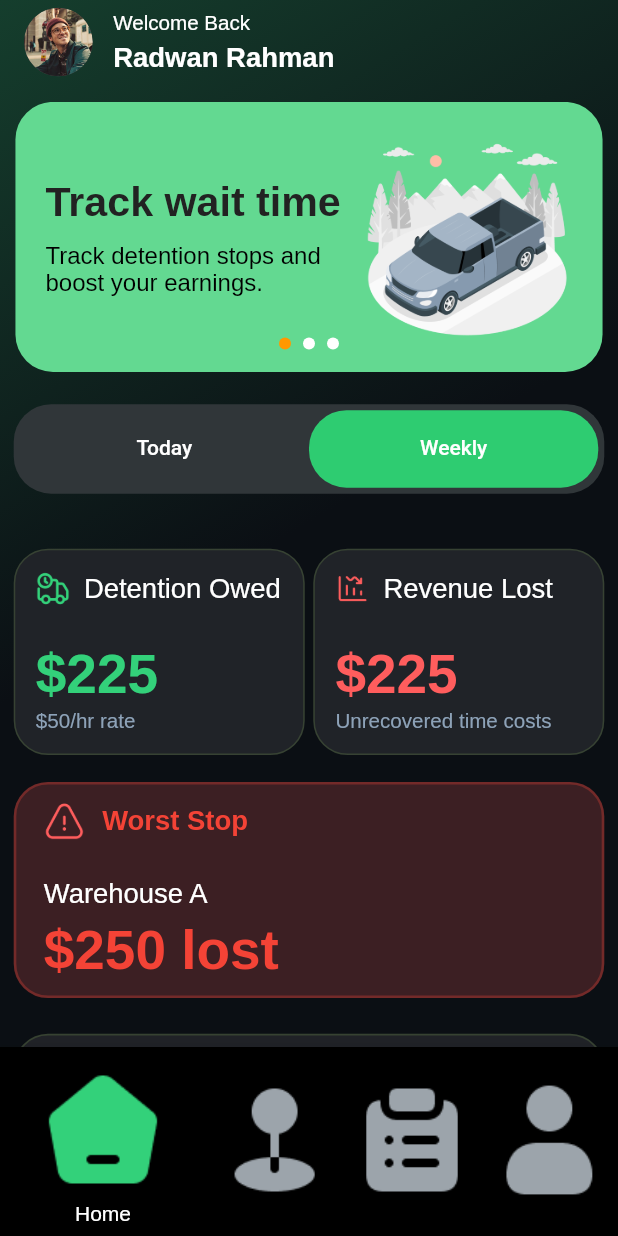
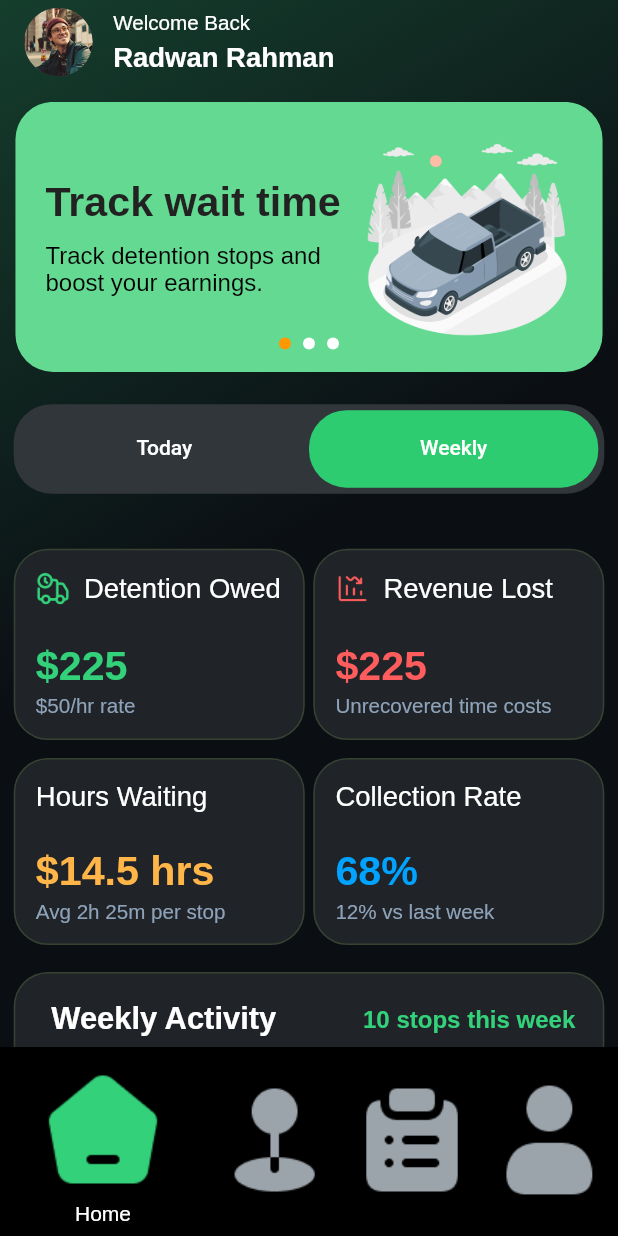
Before and after one commit to backbencherstudio/lukethompson13, a Flutter app: the BottomNavBarScreen screen opened directly, tab 2 chosen, on a phone screen of 412 x 824 dp. Run offline on Flutter 3.47's test engine with Material 3 defaults, Android fonts, the phone set to English and light mode, and no system bars; drawn by our look-alikes of carousel_slider; our stand-ins replace connectivity_plus, dio, fl_chart, flutter_riverpod, flutter_screenutil, fluttertoast and 1 more; missing offline and left inert: otp_pin_field; accounts and stored records are empty.

Commit message:
bar chart

```diff
--- a/lib/core/resource/constants/color_manager.dart
+++ b/lib/core/resource/constants/color_manager.dart
@@ -24,6 +24,8 @@ class ColorManager {
   // ===== textfield color=====
     static const Color fillColorTextFieldleft = Color(0xFF233632);
   static const Color fillColorTextFielright = Color(0xFF20262A);
+  static const Color hoursWaiting = Color(0xFFFFB547);
+  static const Color collectionRate = Color(0xFF00A3FF);
   // ===== Background Colors  =====
   static const Color background = Color(0xFFF5F5F5);
   static const Color backgroundColorgreen = Color(0xFFA8E06A);
--- a/lib/presentation/home_screen/view/screen/weeklyScreen.dart
+++ b/lib/presentation/home_screen/view/screen/weeklyScreen.dart
@@ -2,6 +2,7 @@ import 'package:flutter/material.dart';
 import 'package:flutter_screenutil/flutter_screenutil.dart';
 import 'package:lukethompson/core/resource/constants/color_manager.dart';
 import 'package:lukethompson/core/resource/constants/icon_manager.dart';
+import 'package:lukethompson/presentation/home_screen/view/widget/chart_widget.dart';
 import 'package:lukethompson/presentation/home_screen/view/widget/detention_widget.dart';
 import 'package:lukethompson/presentation/home_screen/view/widget/wrostStop_widget.dart';
 
@@ -40,37 +41,63 @@ class Weeklyscreen extends StatelessWidget {
                 ),
               ],
             ),
+            SizedBox(height: 10.h,),
+            Row(
+              children: [
+                Expanded(
+                  child: DetentionWidget(
+
+                    title: "Hours Waiting",
+                    price: "\$14.5 hrs",
+                    rate: "Avg 2h 25m per stop",
+                    priceColor: ColorManager.hoursWaiting,
+                  ),
+                ),
+                SizedBox(width: 5.w),
+                Expanded(
+                  child: DetentionWidget(
+
+                    title: "Collection Rate",
+                    price: "68%",
+                    rate: "12% vs last week",
+                    priceColor: ColorManager.collectionRate,
+                  ),
+                ),
+              ],
+            ),
             SizedBox(height: 15.h,),
-            const WroststopWidget(),
-            //
-            SizedBox(height: 20.h),
-            Container(
-              decoration: BoxDecoration(
-                borderRadius: BorderRadius.circular(20.r),
-                border: Border.all(width: 1.w,color:  ColorManager.backgroundColorgreen1.withValues(alpha: .2),),
-                color: Color(0XFF202227),
+            ChartWidget()
+            // const WroststopWidget(),
+            // //
+            // SizedBox(height: 20.h),
+            // Container(
+            //   decoration: BoxDecoration(
+            //     borderRadius: BorderRadius.circular(20.r),
+            //     border: Border.all(width: 1.w,color:  ColorManager.backgroundColorgreen1.withValues(alpha: .2),),
+            //     color: Color(0XFF202227),
 
-              ),
-              child: Padding(
-                padding:  EdgeInsets.symmetric(horizontal: 16.w,vertical: 12.h),
-                child: Column(
-                  crossAxisAlignment: CrossAxisAlignment.start,
-                  children: [
-                    Row(
-                      children: [
-                        Image.asset(IconManager.clock,width: 24.w,height: 24.h,),
-                        SizedBox(width: 8.w,),
-                        Text("Hours Tracked",style: TextStyle(
-                          fontSize: 16.sp,color: ColorManager.textColor,fontWeight: FontWeight.w700
-                        ),)
-                      ],
-                    ),
-                    SizedBox(height: 15.h,),
-                    Text("3h",style: TextStyle(fontSize: 32.sp,color: ColorManager.primaryButton,fontWeight: FontWeight.w700),)
-                  ],
-                ),
-              ),
-            ),
+            //   ),
+            //   child: Padding(
+            //     padding:  EdgeInsets.symmetric(horizontal: 16.w,vertical: 12.h),
+            //     child: Column(
+            //       crossAxisAlignment: CrossAxisAlignment.start,
+            //       children: [
+            //         Row(
+            //           children: [
+            //             Image.asset(IconManager.clock,width: 24.w,height: 24.h,),
+            //             SizedBox(width: 8.w,),
+            //             Text("Hours Tracked",style: TextStyle(
+            //               fontSize: 16.sp,color: ColorManager.textColor,fontWeight: FontWeight.w700
+            //             ),)
+            //           ],
+            //         ),
+            //         SizedBox(height: 15.h,),
+            //         Text("3h",style: TextStyle(fontSize: 32.sp,color: ColorManager.primaryButton,fontWeight: FontWeight.w700),)
+            //       ],
+            //     ),
+            //   ),
+            // ),
+            ,
             SizedBox(height: 50.h,)
 
           ],
--- /dev/null
+++ b/lib/presentation/home_screen/view/widget/chart_widget.dart
@@ -0,0 +1,155 @@
+import 'package:fl_chart/fl_chart.dart';
+import 'package:flutter/material.dart';
+import 'package:flutter_screenutil/flutter_screenutil.dart';
+import 'package:lukethompson/core/resource/constants/color_manager.dart';
+
+class ChartWidget extends StatelessWidget {
+  const ChartWidget({super.key});
+
+  @override
+  Widget build(BuildContext context) {
+    return Container(
+      decoration: BoxDecoration(
+        borderRadius: BorderRadius.circular(20.r),
+        border: Border.all(
+          width: 1,
+          color: ColorManager.backgroundColorgreen1.withValues(alpha: .2),
+        ),
+        color: ColorManager.boxColor,
+      ),
+      child: Padding(
+        padding: EdgeInsets.all(16.w),
+        child: Column(
+          crossAxisAlignment: CrossAxisAlignment.start,
+          children: [
+            Row(
+              mainAxisAlignment: MainAxisAlignment.spaceBetween,
+              children: [
+                Text(
+                  " Weekly Activity ",
+                  style: TextStyle(
+                      color: ColorManager.whiteColor,
+                      fontSize: 18.sp,
+                      fontWeight: FontWeight.w700),
+                ),
+                Text(
+                  "10 stops this week",
+                  style: TextStyle(
+                      fontSize: 14.sp,
+                      fontWeight: FontWeight.w700,
+                      color: ColorManager.primaryButton),
+                )
+              ],
+            ),
+            SizedBox(height: 4.h),
+            Text(
+              "Total Log Stop",
+              style: TextStyle(
+                  color: const Color(0XFF8DA2B8),
+                  fontSize: 14.sp,
+                  fontWeight: FontWeight.w400),
+            ),
+            SizedBox(height: 24.h),
+
+            SizedBox(
+              height: 180.h,
+              child: BarChart(
+                BarChartData(
+                  alignment: BarChartAlignment.spaceAround,
+                  maxY: 4,
+                  minY: 0,
+                  gridData: FlGridData(
+                    show: true,
+                    drawVerticalLine: false,
+                    horizontalInterval: 1,
+                    getDrawingHorizontalLine: (value) {
+                      return FlLine(
+                        color: Colors.white.withOpacity(0.05),
+                        strokeWidth: 1,
+                      );
+                    },
+                  ),
+                  titlesData: FlTitlesData(
+                    show: true,
+                    bottomTitles: AxisTitles(
+                      sideTitles: SideTitles(
+                        showTitles: true,
+                        reservedSize: 30,
+                        getTitlesWidget: bottomTitles,
+                      ),
+                    ),
+                    leftTitles: AxisTitles(
+                      sideTitles: SideTitles(
+                        showTitles: true,
+                        reservedSize: 30,
+                        interval: 1,
+                        getTitlesWidget: leftTitles,
+                      ),
+                    ),
+                    topTitles: const AxisTitles(sideTitles: SideTitles(showTitles: false)),
+                    rightTitles: const AxisTitles(sideTitles: SideTitles(showTitles: false)),
+                  ),
+                  borderData: FlBorderData(show: false),
+                  barGroups: _chartGroups(),
+                  barTouchData: BarTouchData(enabled: false),
+                ),
+              ),
+            ),
+          ],
+        ),
+      ),
+    );
+  }
+
+
+  List<BarChartGroupData> _chartGroups() {
+    final List<double> values = [1.5, 3.0, 4.0, 3.0, 4.0, 3.0, 1.5];
+    final List<bool> isGreen = [false, true, true, false, false, true, false];
+
+    return List.generate(values.length, (index) {
+      return BarChartGroupData(
+        x: index,
+        barRods: [
+          BarChartRodData(
+            toY: values[index],
+            color: isGreen[index]
+                ? const Color(0xFF4ADE80)
+                : const Color(0xFF33373E), // Dark grey
+            width: 28.w,
+            borderRadius: BorderRadius.circular(20.r),
+          ),
+        ],
+      );
+    });
+  }
+
+
+  Widget leftTitles(double value, TitleMeta meta) {
+    return SideTitleWidget(
+      axisSide: meta.axisSide,
+      space: 8,
+      child: Text(
+        value.toInt() == 0 ? "0" : value.toInt().toString().padLeft(2, '0'),
+        style: TextStyle(
+          color: const Color(0XFF8DA2B8),
+          fontSize: 11.sp,
+        ),
+      ),
+    );
+  }
+
+  Widget bottomTitles(double value, TitleMeta meta) {
+    const titles = ['Mon', 'Tue', 'Wed', 'Thu', 'Fri', 'Sat', 'Sun'];
+    return SideTitleWidget(
+      axisSide: meta.axisSide,
+      space: 10,
+      child: Text(
+        titles[value.toInt()],
+        style: TextStyle(
+          color: const Color(0XFF8DA2B8),
+          fontSize: 11.sp,
+        ),
+      ),
+    );
+  }
+}
--- a/lib/presentation/home_screen/view/widget/detention_widget.dart
+++ b/lib/presentation/home_screen/view/widget/detention_widget.dart
@@ -60,7 +60,7 @@ class DetentionWidget extends StatelessWidget {
             Text(
               price ?? "\$0",
               style: TextStyle(
-                fontSize: 32.sp,
+                fontSize: 24.sp,
                 color: priceColor ?? ColorManager.primaryButton,
                 fontWeight: FontWeight.bold,
               ),
--- a/pubspec.yaml
+++ b/pubspec.yaml
@@ -51,6 +51,7 @@ dependencies:
   buttons_tabbar: ^1.3.15
   otp_pin_field: ^1.4.1
   carousel_slider: ^5.1.2
+  fl_chart: ^0.66.0
 
 dev_dependencies:
   flutter_test:
```
Also changed, not shown: pubspec.lock.
